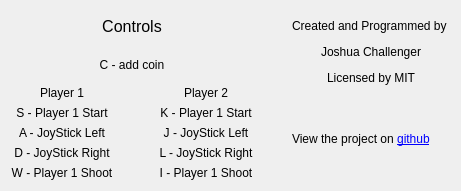
Grandduchy/8080, file forms/infowindow.ui: the form before one commit.
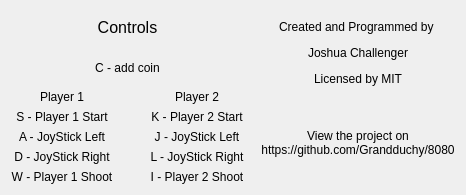
The form after the commit.

Commit message: Completed infowindow

```diff
--- a/forms/infowindow.ui
+++ b/forms/infowindow.ui
@@ -6,10 +6,16 @@
    <rect>
     <x>0</x>
     <y>0</y>
-    <width>461</width>
-    <height>191</height>
+    <width>466</width>
+    <height>195</height>
    </rect>
   </property>
+  <property name="maximumSize">
+   <size>
+    <width>500</width>
+    <height>200</height>
+   </size>
+  </property>
   <property name="windowTitle">
    <string>Form</string>
   </property>
@@ -124,7 +130,7 @@
          <item>
           <widget class="QLabel" name="label_10">
            <property name="text">
-            <string>K - Player 1 Start</string>
+            <string>K - Player 2 Start</string>
            </property>
            <property name="alignment">
             <set>Qt::AlignCenter</set>
@@ -154,7 +160,7 @@
          <item>
           <widget class="QLabel" name="label_13">
            <property name="text">
-            <string>I - Player 1 Shoot</string>
+            <string>I - Player 2 Shoot</string>
            </property>
            <property name="alignment">
             <set>Qt::AlignCenter</set>
@@ -192,7 +198,11 @@
      <item>
       <widget class="QLabel" name="label_14">
        <property name="text">
-        <string>View the project on &lt;a href=&quot;https://github.com/Grandduchy/8080&quot;&gt;github&lt;/a&gt;</string>
+        <string>View the project on
+https://github.com/Grandduchy/8080</string>
+       </property>
+       <property name="alignment">
+        <set>Qt::AlignCenter</set>
        </property>
       </widget>
      </item>
```
